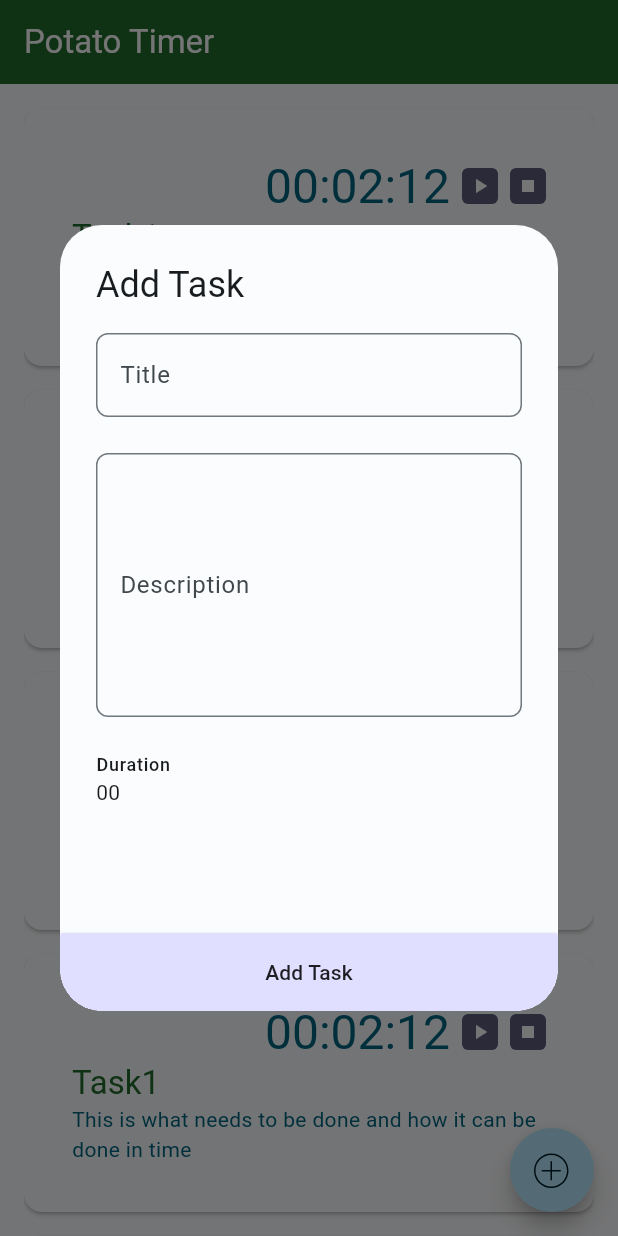
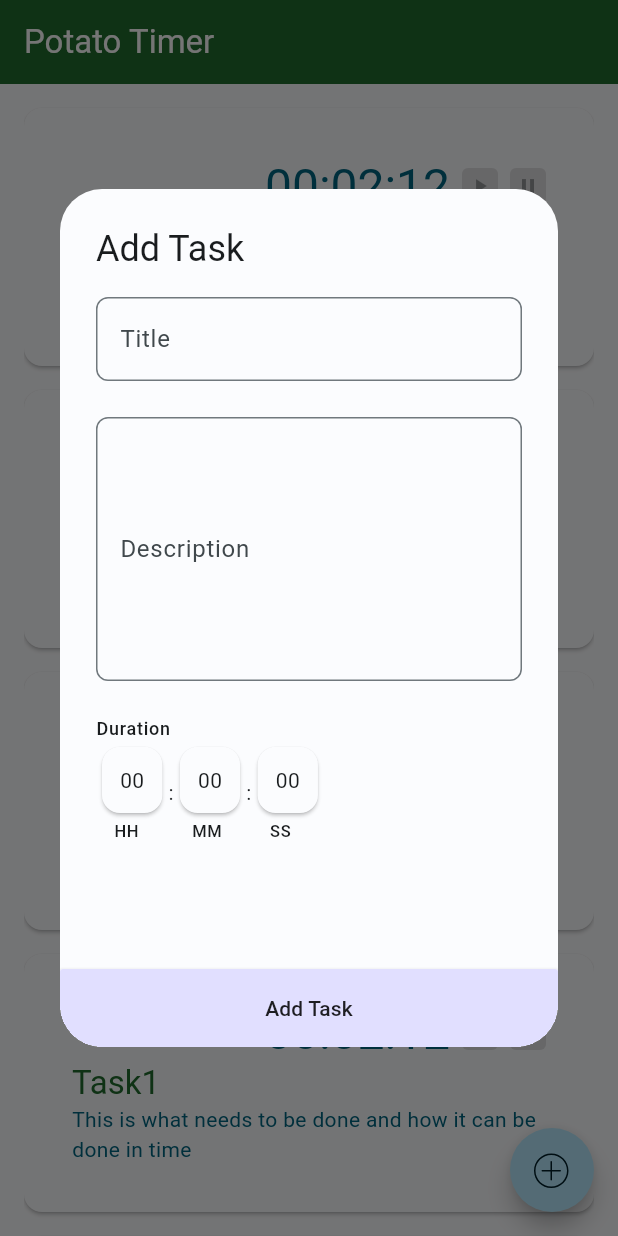
Before and after one commit to harpreetseera/timer, a Flutter app: the screen it shows after launch, after a tap on an icon or button, on a phone screen of 412 x 824 dp. Run offline on Flutter 3.47's test engine with Material 2 defaults, Android fonts, the phone set to English and light mode, and no system bars; our stand-ins replace flutter_svg.

Commit message:
wip(ui): add task overlay static UI

```diff
--- a/lib/ui/widgets/add_task_overlay.dart
+++ b/lib/ui/widgets/add_task_overlay.dart
@@ -1,17 +1,16 @@
-import 'package:flutter/cupertino.dart';
 import 'package:flutter/material.dart';
-import 'package:flutter/services.dart';
+import 'package:ipotato_timer/ui/widgets/duration_selector.dart';
 
 class AddTaskOverlay extends StatelessWidget {
   const AddTaskOverlay({super.key});
 
   @override
   Widget build(BuildContext context) {
-    final _formKey = GlobalKey<FormState>();
+    final formKey = GlobalKey<FormState>();
     return AlertDialog(
-      title: Text('Add Task'),
+      title: const Text('Add Task'),
       buttonPadding: EdgeInsets.zero,
-      actionsPadding: EdgeInsets.all(0),
+      actionsPadding: const EdgeInsets.all(0),
       clipBehavior: Clip.hardEdge,
       actions: [
         MaterialButton(
@@ -29,7 +28,7 @@ class AddTaskOverlay extends StatelessWidget {
           mainAxisSize: MainAxisSize.min,
           children: [
             Form(
-              key: _formKey,
+              key: formKey,
               child: Column(
                 crossAxisAlignment: CrossAxisAlignment.start,
                 children: [
@@ -49,7 +48,7 @@ class AddTaskOverlay extends StatelessWidget {
                       ),
                     ),
                   ),
-                  SizedBox(
+                  const SizedBox(
                     height: 24,
                   ),
                   TextFormField(
@@ -69,101 +68,24 @@ class AddTaskOverlay extends StatelessWidget {
                       ),
                     ),
                   ),
-                  SizedBox(
+                  const SizedBox(
                     height: 24,
                   ),
                   Text(
                     "Duration",
                     style: Theme.of(context).textTheme.labelMedium,
                   ),
-                  Row(
+                  const Row(
                     mainAxisSize: MainAxisSize.min,
                     children: [
-                      InkWell(
-                          child: Text("00"),
-                          onTap: () {
-                            _showDialog(
-                              CupertinoPicker(
-                                magnification: 1.22,
-                                squeeze: 1.2,
-                                useMagnifier: true,
-                                itemExtent: 32,
-                                // This sets the initial item.
-                                scrollController: FixedExtentScrollController(
-                                  initialItem: 0,
-                                ),
-                                // This is called when selected item is changed.
-                                onSelectedItemChanged: (int selectedItem) {
-                                  // setState(() {
-                                  //   _selectedFruit = selectedItem;
-                                  // });
-                                },
-                                children: List<Widget>.generate(
-                                    List.generate(60, (index) => index).length,
-                                    (int index) {
-                                  return Center(child: Text(index.toString()));
-                                }),
-                              ),
-                              context,
-                            );
-                          }),
-                      // Flex(
-                      //   direction: Axis.horizontal,
-                      //   children: [
-                      //     SizedBox(
-                      //       width: 50,
-                      //       child: Flexible(
-                      //         flex: 1,
-                      //         child: TextFormField(
-                      //             expands: false,
-                      //             maxLines: 1,
-                      //             keyboardType: TextInputType.number,
-                      //             decoration: InputDecoration(
-                      //               hintText: "00",
-                      //               filled: true,
-                      //               fillColor: Theme.of(context)
-                      //                   .colorScheme
-                      //                   .secondaryContainer,
-                      //               border: InputBorder.none,
-                      //             ),
-                      //             inputFormatters: [
-                      //               LengthLimitingTextInputFormatter(2),
-                      //             ]),
-                      //       ),
-                      //     ),
-                      //     SizedBox(
-                      //       width: 50,
-                      //       child: Flexible(
-                      //         flex: 1,
-                      //         child: TextFormField(
-                      //           expands: false,
-                      //           maxLines: 1,
-                      //           keyboardType: TextInputType.number,
-                      //           decoration: InputDecoration(
-                      //             hintText: "00",
-                      //             border: InputBorder.none,
-                      //           ),
-                      //           inputFormatters: [
-                      //             LengthLimitingTextInputFormatter(2),
-                      //           ],
-                      //         ),
-                      //       ),
-                      //     ),
-                      //   ],
-                      // ),
-
-                      // SizedBox(
-                      //   width: 30,
-                      //   child: Flexible(
-                      //     child: TextFormField(
-                      //       maxLength: 2,
-                      //       decoration: InputDecoration(hintText: "00"),
-                      //     ),
-                      //   ),
-                      // ),
+                      DurationSelector(durationType: DurationType.hour),
+                      Text(":"),
+                      DurationSelector(durationType: DurationType.minutes),
+                      Text(":"),
+                      DurationSelector(durationType: DurationType.seconds),
                     ],
                   ),
-                  SizedBox(
+                  const SizedBox(
                     height: 60,
                   ),
                 ],
@@ -174,25 +96,4 @@ class AddTaskOverlay extends StatelessWidget {
       ),
     );
   }
-
-  void _showDialog(Widget child, BuildContext context) {
-    showCupertinoModalPopup<void>(
-      context: context,
-      builder: (BuildContext context) => Container(
-        height: 216,
-        padding: const EdgeInsets.only(top: 6.0),
-        // The Bottom margin is provided to align the popup above the system navigation bar.
-        margin: EdgeInsets.only(
-          bottom: MediaQuery.of(context).viewInsets.bottom,
-        ),
-        // Provide a background color for the popup.
-        color: CupertinoColors.systemBackground.resolveFrom(context),
-        // Use a SafeArea widget to avoid system overlaps.
-        child: SafeArea(
-          top: false,
-          child: child,
-        ),
-      ),
-    );
-  }
 }
--- a/lib/ui/widgets/add_timer_button.dart
+++ b/lib/ui/widgets/add_timer_button.dart
@@ -26,7 +26,7 @@ class AddTimerButton extends StatelessWidget {
     showDialog<void>(
       context: context,
       builder: (BuildContext context) {
-        return AddTaskOverlay();
+        return const AddTaskOverlay();
       },
     );
   }
--- /dev/null
+++ b/lib/ui/widgets/duration_selector.dart
@@ -0,0 +1,87 @@
+import 'package:flutter/cupertino.dart';
+import 'package:flutter/material.dart';
+
+enum DurationType { hour, minutes, seconds }
+
+class DurationSelector extends StatelessWidget {
+  final DurationType durationType;
+  const DurationSelector({
+    super.key,
+    required this.durationType,
+  });
+
+  String get resolveDurationSymbol {
+    switch (durationType) {
+      case DurationType.hour:
+        return "HH";
+      case DurationType.minutes:
+        return "MM";
+      case DurationType.seconds:
+        return "SS";
+    }
+  }
+
+  @override
+  Widget build(BuildContext context) {
+    return Column(
+      crossAxisAlignment: CrossAxisAlignment.start,
+      children: [
+        InkWell(
+            child: const Card(
+              child: Padding(
+                padding: EdgeInsets.all(12.0),
+                child: Text("00"),
+              ),
+            ),
+            onTap: () {
+              _showDialog(
+                CupertinoPicker(
+                  magnification: 1.22,
+                  squeeze: 1.2,
+                  useMagnifier: true,
+                  itemExtent: 32,
+                  scrollController: FixedExtentScrollController(
+                    initialItem: 0,
+                  ),
+                  onSelectedItemChanged: (int selectedItem) {
+                    // setState(() {
+                    //   _selectedFruit = selectedItem;
+                    // });
+                  },
+                  children: List<Widget>.generate(
+                      List.generate(60, (index) => index).length, (int index) {
+                    return Center(child: Text(index.toString()));
+                  }),
+                ),
+                context,
+              );
+            }),
+        Padding(
+          padding: const EdgeInsets.only(left: 12.0),
+          child: Text(
+            resolveDurationSymbol,
+            style: Theme.of(context).textTheme.labelSmall,
+          ),
+        )
+      ],
+    );
+  }
+
+  void _showDialog(Widget child, BuildContext context) {
+    showCupertinoModalPopup<void>(
+      context: context,
+      builder: (BuildContext context) => Container(
+        height: MediaQuery.of(context).size.height * 0.4,
+        padding: const EdgeInsets.only(top: 6.0),
+        margin: EdgeInsets.only(
+          bottom: MediaQuery.of(context).viewInsets.bottom,
+        ),
+        color: CupertinoColors.systemBackground.resolveFrom(context),
+        child: SafeArea(
+          top: false,
+          child: child,
+        ),
+      ),
+    );
+  }
+}
--- /dev/null
+++ b/lib/ui/widgets/timer_action_button.dart
@@ -0,0 +1,31 @@
+import 'package:flutter/material.dart';
+
+class TimerActionButton extends StatelessWidget {
+  final IconData iconData;
+  final Function() action;
+  const TimerActionButton({
+    super.key,
+    required this.iconData,
+    required this.action,
+  });
+
+  @override
+  Widget build(BuildContext context) {
+    return SizedBox(
+      height: 24,
+      width: 24,
+      child: FittedBox(
+        child: IconButton.filled(
+          onPressed: action.call(),
+          iconSize: 32,
+          icon: Icon(iconData),
+          style: IconButton.styleFrom(
+              shape: RoundedRectangleBorder(
+                borderRadius: BorderRadius.circular(8),
+              ),
+              backgroundColor: Theme.of(context).colorScheme.tertiary),
+        ),
+      ),
+    );
+  }
+}
--- a/lib/ui/widgets/timer_card.dart
+++ b/lib/ui/widgets/timer_card.dart
@@ -1,7 +1,12 @@
 import 'package:flutter/material.dart';
+import 'package:ipotato_timer/ui/widgets/timer_action_button.dart';
 
 class TimerCard extends StatelessWidget {
   const TimerCard({super.key});
+
+  get genericHorizontalSpace => const SizedBox(
+        width: 8,
+      );
 
   @override
   Widget build(BuildContext context) {
@@ -23,46 +28,10 @@ class TimerCard extends StatelessWidget {
                       .headlineLarge!
                       .copyWith(color: Theme.of(context).colorScheme.primary),
                 ),
-                const SizedBox(
-                  width: 8,
-                ),
-                SizedBox(
-                  height: 24,
-                  width: 24,
-                  child: FittedBox(
-                    child: IconButton.filled(
-                      onPressed: () {},
-                      iconSize: 32,
-                      icon: const Icon(Icons.play_arrow),
-                      style: IconButton.styleFrom(
-                          shape: RoundedRectangleBorder(
-                            borderRadius: BorderRadius.circular(8),
-                          ),
-                          backgroundColor:
-                              Theme.of(context).colorScheme.tertiary),
-                    ),
-                  ),
-                ),
-                const SizedBox(
-                  width: 8,
-                ),
-                SizedBox(
-                  height: 24,
-                  width: 24,
-                  child: FittedBox(
-                    child: IconButton.filled(
-                      onPressed: () {},
-                      iconSize: 32,
-                      icon: const Icon(Icons.stop),
-                      style: IconButton.styleFrom(
-                          shape: RoundedRectangleBorder(
-                            borderRadius: BorderRadius.circular(8),
-                          ),
-                          backgroundColor:
-                              Theme.of(context).colorScheme.tertiary),
-                    ),
-                  ),
-                ),
+                genericHorizontalSpace,
+                TimerActionButton(iconData: Icons.play_arrow, action: () {}),
+                genericHorizontalSpace,
+                TimerActionButton(iconData: Icons.pause, action: () {}),
               ],
             ),
             Text(
```
